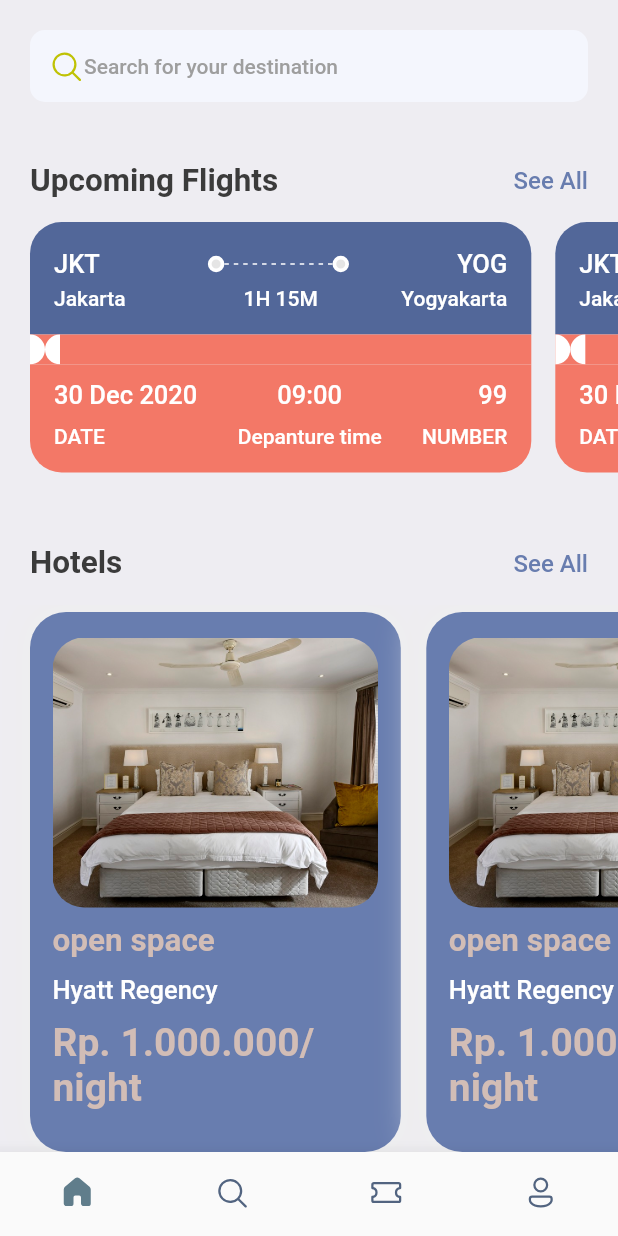
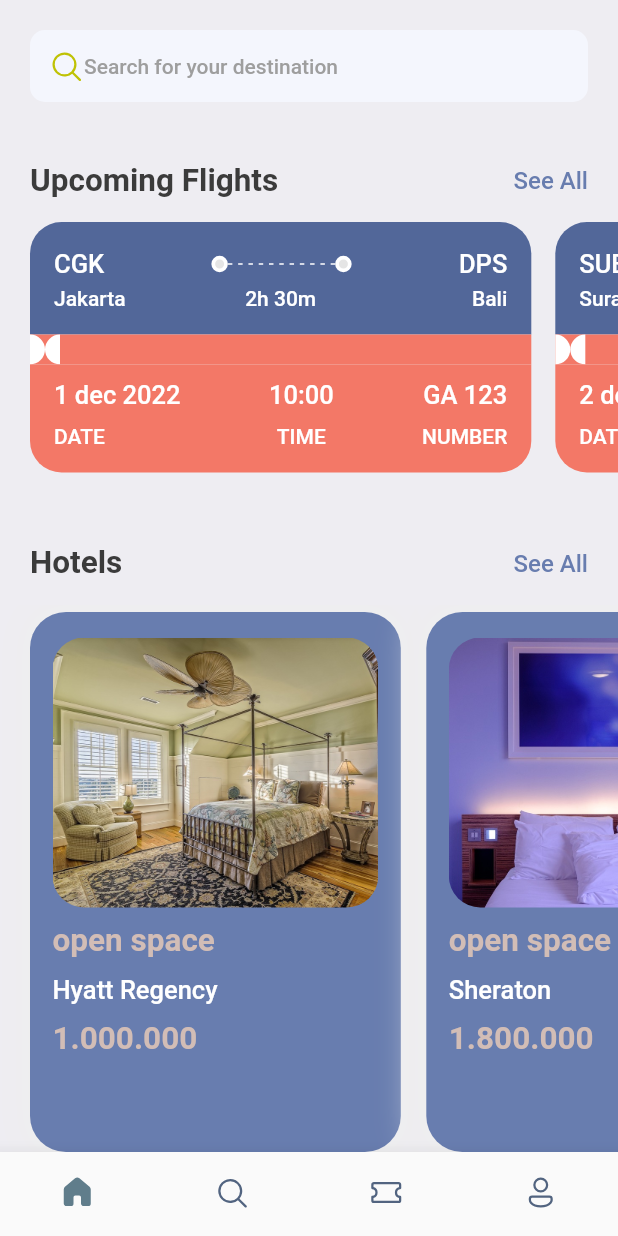
Before and after one commit to octavvia/bookingme, a Flutter app: the screen it shows after launch, scrolled down 100 dp, on a phone screen of 412 x 824 dp. Run offline on Flutter 3.47's test engine with Material 2 defaults, Android fonts, the phone set to English and light mode, and no system bars; our stand-ins replace fluentui_icons, gap.

Commit message:
add: json implementattion for home screen

```diff
--- a/lib/screens/home_screen.dart
+++ b/lib/screens/home_screen.dart
@@ -85,11 +85,12 @@ class HomeScreen extends StatelessWidget {
           SingleChildScrollView(
             scrollDirection: Axis.horizontal,
             padding: const EdgeInsets.only(left: 20),
-            child: Row(children: const [
-              TicketView(),
-              TicketView(),
-            ]),
+            child: Row(
+                children: ticketList
+                    .map((singleTicket) => TicketView(ticket: singleTicket))
+                    .toList()),
           ),
+
           const Gap(15),
           Container(
             padding: const EdgeInsets.symmetric(horizontal: 20),
--- a/lib/screens/hotel_screen.dart
+++ b/lib/screens/hotel_screen.dart
@@ -34,21 +34,21 @@ class HotelScreen extends StatelessWidget {
             decoration: BoxDecoration(
               borderRadius: BorderRadius.circular(21),
               color: Styles.primaryColor,
-              image: const DecorationImage(
-                image: AssetImage("assets/images/bedroom1.jpg"),
+              image: DecorationImage(
                 fit: BoxFit.cover,
+                image: AssetImage("assets/images/${hotel['image']}"),
               ),
             ),
           ),
           const Gap(10),
-          Text('open space',
+          Text(hotel['place'],
               style: Styles.headLineStyle2.copyWith(color: Styles.kakiColor)),
           const Gap(10),
-          Text('Hyatt Regency',
+          Text(hotel['hotel'],
               style: Styles.headLineStyle3.copyWith(color: Colors.white)),
           const Gap(10),
-          Text('Rp. 1.000.000/night',
-              style: Styles.headLineStyle1.copyWith(color: Styles.kakiColor))
+          Text('${hotel['price']}',
+              style: Styles.headLineStyle2.copyWith(color: Styles.kakiColor))
         ],
       ),
     );
--- a/lib/screens/ticket_view.dart
+++ b/lib/screens/ticket_view.dart
@@ -5,7 +5,8 @@ import 'package:flutter/material.dart';
 import 'package:gap/gap.dart';
 
 class TicketView extends StatelessWidget {
-  const TicketView({super.key});
+  final Map<String, dynamic> ticket;
+  const TicketView({Key? key, required this.ticket}) : super(key: key);
 
   @override
   Widget build(BuildContext context) {
@@ -32,7 +33,7 @@ class TicketView extends StatelessWidget {
                 children: [
                   Row(
                     children: [
-                      Text('JKT',
+                      Text(ticket['from']['code'],
                           style: Styles.headLineStyle3
                               .copyWith(color: Colors.white)),
                       Expanded(
@@ -80,7 +81,7 @@ class TicketView extends StatelessWidget {
                       Expanded(
                         child: Container(),
                       ),
-                      Text('YOG',
+                      Text(ticket['to']['code'],
                           style: Styles.headLineStyle3
                               .copyWith(color: Colors.white)),
                     ],
@@ -91,17 +92,17 @@ class TicketView extends StatelessWidget {
                     children: [
                       SizedBox(
                         width: 100,
-                        child: Text('Jakarta',
+                        child: Text(ticket['from']['city'],
                             style: Styles.headLineStyle4
                                 .copyWith(color: Colors.white)),
                       ),
-                      Text('1H 15M',
+                      Text(ticket['flying_time'],
                           style: Styles.headLineStyle4
                               .copyWith(color: Colors.white)),
                       SizedBox(
                         width: 100,
                         child: Text(
-                          'Yogyakarta',
+                          ticket['to']['city'],
                           textAlign: TextAlign.end,
                           style: Styles.headLineStyle4
                               .copyWith(color: Colors.white),
@@ -185,7 +186,7 @@ class TicketView extends StatelessWidget {
                       Column(
                           crossAxisAlignment: CrossAxisAlignment.start,
                           children: [
-                            Text('30 Dec 2020',
+                            Text(ticket['date'],
                                 style: Styles.headLineStyle3
                                     .copyWith(color: Colors.white)),
                             const Gap(10),
@@ -196,18 +197,18 @@ class TicketView extends StatelessWidget {
                       Column(
                           crossAxisAlignment: CrossAxisAlignment.center,
                           children: [
-                            Text('09:00',
+                            Text(ticket['depature_time'],
                                 style: Styles.headLineStyle3
                                     .copyWith(color: Colors.white)),
                             const Gap(10),
-                            Text('Depanture time',
+                            Text('TIME',
                                 style: Styles.headLineStyle4
                                     .copyWith(color: Colors.white)),
                           ]),
                       Column(
                           crossAxisAlignment: CrossAxisAlignment.end,
                           children: [
-                            Text('99',
+                            Text(ticket['number'],
                                 style: Styles.headLineStyle3
                                     .copyWith(color: Colors.white)),
                             const Gap(10),
--- a/lib/utils/app_info_list.dart
+++ b/lib/utils/app_info_list.dart
@@ -3,18 +3,63 @@ List<Map<String, dynamic>> hotelList = [
     'image': 'one.jpg',
     'place': 'open space',
     'hotel': 'Hyatt Regency',
-    'price': 'Rp. 1.000.000/night',
+    'price': '1.000.000',
   },
   {
     'image': 'two.jpg',
     'place': 'open space',
     'hotel': 'Sheraton',
-    'price': 'Rp. 1.800.000/night',
+    'price': '1.800.000',
   },
   {
     'image': 'three.jpg',
     'place': 'open space',
     'hotel': 'Grand Hyatt',
-    'price': 'Rp. 2.000.000/night',
+    'price': '2.000.000',
   },
 ];
+
+List<Map<String, dynamic>> ticketList = [
+  {
+    'from': {
+      'code': 'CGK',
+      'city': 'Jakarta',
+    },
+    'to': {
+      'code': 'DPS',
+      'city': 'Bali',
+    },
+    'flying_time': '2h 30m',
+    'date': '1 dec 2022',
+    'depature_time': '10:00',
+    'number': 'GA 123',
+  },
+  {
+    'from': {
+      'code': 'SUB',
+      'city': 'Surabaya',
+    },
+    'to': {
+      'code': 'DPS',
+      'city': 'Bali',
+    },
+    'flying_time': '2h 30m',
+    'date': '2 dec 2022',
+    'depature_time': '11:00',
+    'number': 'LI 123',
+  },
+  {
+    'from': {
+      'code': 'DPS',
+      'city': 'Bali',
+    },
+    'to': {
+      'code': 'SUB',
+      'city': 'Surabaya',
+    },
+    'flying_time': '1h 30m',
+    'date': '3 dec 2022',
+    'depature_time': '09:00',
+    'number': 'SR 123',
+  },
+];
--- a/pubspec.yaml
+++ b/pubspec.yaml
@@ -65,6 +65,9 @@ flutter:
   assets:
     - assets/images/travel.jpg
     - assets/images/bedroom1.jpg
+    - assets/images/one.jpg
+    - assets/images/two.jpg
+    - assets/images/three.jpg
   #   - images/a_dot_ham.jpeg
 
   # An image asset can refer to one or more resolution-specific "variants", see
```
